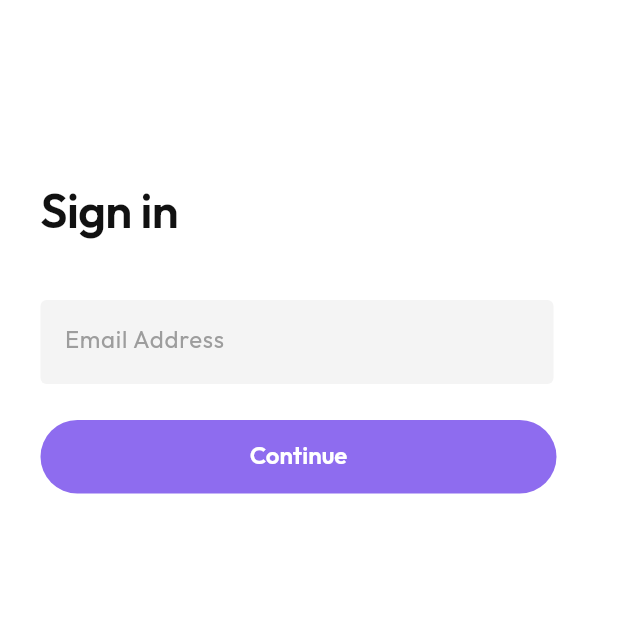
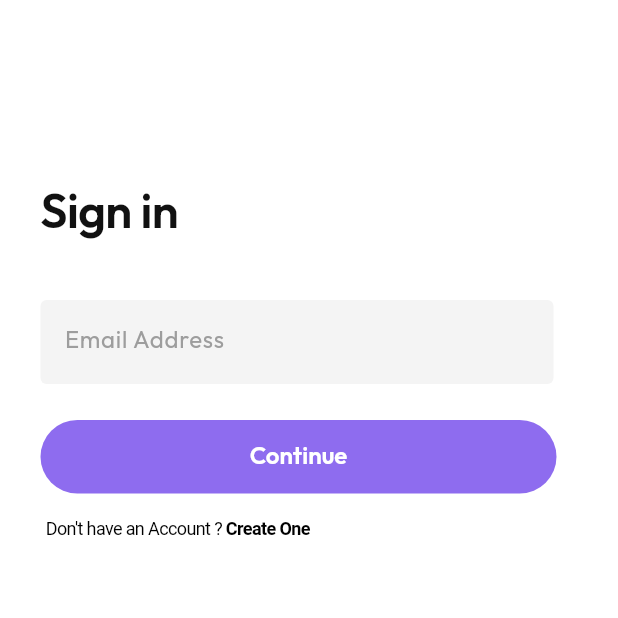
Before and after one commit to kurachix/componentesflutter, a Flutter app: the screen it shows after launch, on a phone screen of 412 x 824 dp, the top half of it. Run offline on Flutter 3.47's test engine with Material 3 defaults, Android fonts, the phone set to English and light mode, and no system bars; our stand-ins replace device_preview, google_fonts.

Commit message:
Add TextoComSpan widget and integrate it into HomeScreen

```diff
--- a/lib/main.dart
+++ b/lib/main.dart
@@ -5,6 +5,7 @@ import 'package:device_preview/device_preview.dart';
 import 'widgets/texto_superior.dart';
 import 'widgets/campo_formulario.dart';
 import 'widgets/botao_padrao.dart';
+import 'widgets/texto_com_span.dart';
 
 void main() {
   runApp(
@@ -54,6 +55,14 @@ class HomeScreen extends StatelessWidget {
               onPressed: () {},
             ),
           ),
+          Positioned(
+            top: 345,
+            left: 27,
+            child: TextoComSpan(
+              textoNormal: 'Don\'t have an Account ? ',
+              textoEmSpan: 'Create One',
+            ),
+          ),
         ],
       ),
     );
--- /dev/null
+++ b/lib/widgets/texto_com_span.dart
@@ -0,0 +1,59 @@
+import 'package:flutter/material.dart';
+
+class TextoComSpan extends StatelessWidget {
+  const TextoComSpan({
+    super.key,
+    required this.textoNormal,
+    required this.textoEmSpan,
+    this.textColor = Colors.black,
+    this.spanColor = Colors.black,
+    this.width = 183,
+    this.height = 15,
+  });
+
+  final String textoNormal;
+  final String textoEmSpan;
+  final Color textColor;
+  final Color spanColor;
+  final double width;
+  final double height;
+
+  @override
+  Widget build(BuildContext context) {
+    return SizedBox(
+      width: width,
+      height: height,
+      child: Center(
+        child: Text.rich(
+          TextSpan(
+            style: const TextStyle(
+              fontFamily: 'Circular Std',
+              fontSize: 12,
+              fontWeight: FontWeight.w400,
+              height: 1.0,
+              letterSpacing: -0.41,
+              color: Colors.black,
+            ).copyWith(color: textColor),
+            children: [
+              TextSpan(
+                text: textoNormal,
+                style: TextStyle(
+                  color: textColor,
+                  fontWeight: FontWeight.w400,
+                ),
+              ),
+              TextSpan(
+                text: textoEmSpan,
+                style: TextStyle(
+                  color: spanColor,
+                  fontWeight: FontWeight.w700,
+                ),
+              ),
+            ],
+          ),
+          textAlign: TextAlign.center,
+        ),
+      ),
+    );
+  }
+}
```
